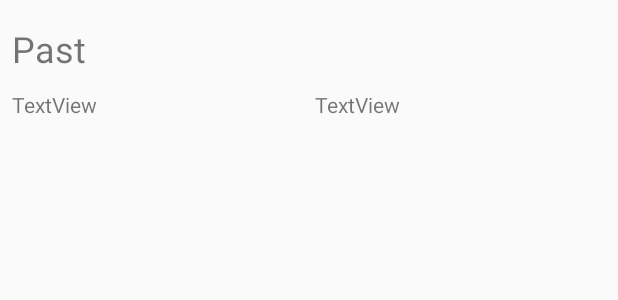
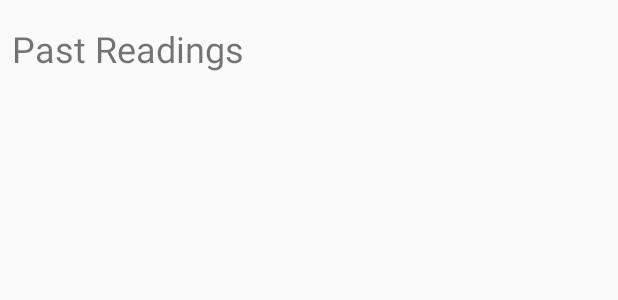
Before and after one commit to Dallamore/WaterAnalysisApp, an Android app: the layout pastreadings.xml on its own in the app's theme, with its tools: preview values and no code run, on a phone screen of 412 x 824 dp. Shown: the top 300 px of the screen. Run offline under Robolectric (Android 15) with nearby library versions, the phone set to English and light mode, and no system bars.

Commit message:
Add nitrates to JSON and past readings

```diff
--- a/app/src/main/res/layout/pastreadings.xml
+++ b/app/src/main/res/layout/pastreadings.xml
@@ -29,24 +29,8 @@
             <TableRow
                 android:id="@+id/firstTableRow"
                 android:layout_width="match_parent"
-                android:layout_height="match_parent">
-
-                <TextView
-                    android:id="@+id/textView2"
-                    android:layout_width="wrap_content"
-                    android:layout_height="wrap_content"
-                    android:layout_weight="1"
-                    android:text="TextView"
-                    tools:layout_editor_absoluteX="58dp" />
-
-                <TextView
-                    android:id="@+id/textView3"
-                    android:layout_width="wrap_content"
-                    android:layout_height="wrap_content"
-                    android:layout_marginStart="8dp"
-                    android:layout_weight="1"
-                    android:text="TextView"
-                    app:layout_constraintStart_toStartOf="parent" />
+                android:layout_height="match_parent"
+                android:gravity="center">
 
             </TableRow>
         </TableLayout>
@@ -59,7 +43,7 @@
         android:layout_marginEnd="8dp"
         android:layout_marginStart="8dp"
         android:layout_marginTop="16dp"
-        android:text="@string/pastReadingsButton"
+        android:text="@string/pastReadingsTitle"
         android:textAlignment="textStart"
         android:textSize="24sp"
         app:layout_constraintEnd_toEndOf="parent"
--- a/app/src/main/res/values/strings.xml
+++ b/app/src/main/res/values/strings.xml
@@ -4,6 +4,7 @@
     <string name="camera_permission_denied">Camera permission request denied.</string>
     <string name="LogoImageView">Logo</string>
     <string name="pastReadingsButton">Past\nReadings</string>
+    <string name="pastReadingsTitle">Past Readings</string>
     <string name="notReadyYet">Not implemented yet</string>
     <string name="action_new_capture">New Capture</string>
     <string name="action_save">Analyse</string>
```
Also changed, not shown: app/src/main/java/p15188966/wateranalysisapp/ImageTouchActivity.java (+11 -54 lines), app/src/main/java/p15188966/wateranalysisapp/PastReadingsActivity.java (+13 -4 lines), app/src/main/res/layout/imagetouch.xml (+39 -46 lines).
